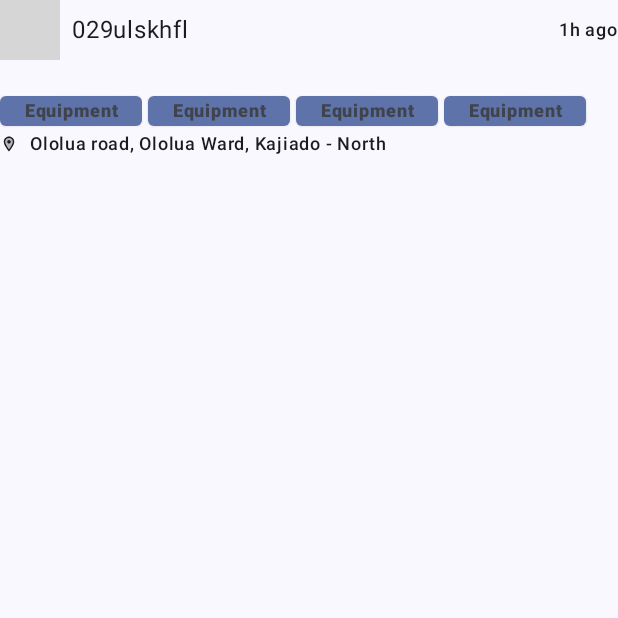
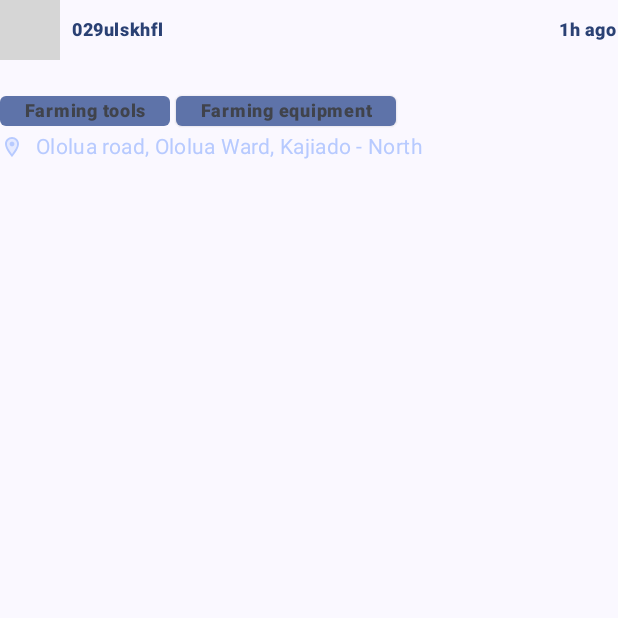
Before and after one commit to elc49/copod, an Android app built with Jetpack Compose: the composable ContentCard called with empty values, on a phone screen of 412 x 824 dp, the top half of it. Run offline under Robolectric (Android 15) with nearby library versions, the phone set to English and light mode, and no system bars; pictures from the network do not load; 2 statements that could not run were skipped; grey boxes are pictures that could not be loaded.

Commit message:
chore: cleanup

```diff
--- a/Giggy-Android/app/src/main/java/com/lomolo/giggy/compose/screens/DashboardScreen.kt
+++ b/Giggy-Android/app/src/main/java/com/lomolo/giggy/compose/screens/DashboardScreen.kt
@@ -40,7 +40,17 @@ import coil.request.ImageRequest
 import com.lomolo.giggy.R
 import com.lomolo.giggy.ui.theme.GiggyTheme
 import com.lomolo.giggy.ui.theme.inverseOnSurfaceLight
-import com.lomolo.giggy.ui.theme.surfaceDimLight
+
+data class Post(
+    val img: String,
+    val post: String,
+    val tags: List<String> = listOf(),
+)
+val testPost = Post(
+    "https://storage.googleapis.com/giggy-cloud-storage/download.jpeg",
+    "Got this beast from a local automaker. Such an awesome guy at the customer desk. Head in and ask for John Doe.",
+    listOf("Farming tools", "Farming equipment"),
+)
 
 @Composable
 fun DashboardScreen(
@@ -76,54 +86,34 @@ fun ContentCard(
             ) {
                 AsyncImage(
                     model = ImageRequest.Builder(context)
-                        .data("https://storage.googleapis.com/giggy-cloud-storage/download.jpeg")
+                        .data(testPost.img)
                         .crossfade(true)
                         .build(),
                     contentScale = ContentScale.Crop,
+                    placeholder = painterResource(id = R.drawable.loading_img),
                     modifier = Modifier
                         .size(40.dp)
                         .clip(CircleShape),
                     contentDescription = null
                 )
                 Text(
-                    text = "029ulskhfl"
+                    text = "029ulskhfl",
+                    style = MaterialTheme.typography.bodySmall,
+                    fontWeight = FontWeight.ExtraBold,
+                    color = MaterialTheme.colorScheme.primary
                 )
             }
             Text(
                 text = "1h ago",
-                style = MaterialTheme.typography.labelMedium,
+                style = MaterialTheme.typography.bodySmall,
+                fontWeight = FontWeight.ExtraBold,
+                color = MaterialTheme.colorScheme.primary
             )
         }
         Text(
             text = text,
             style = MaterialTheme.typography.bodyMedium
         )
-        Box {
-            // TODO trim extra lengthy tags
-            FlowRow {
-                repeat(4) {
-                    ElevatedSuggestionChip(
-                        shape = MaterialTheme.shapes.extraSmall,
-                        onClick = { /*TODO*/ },
-                        modifier = Modifier
-                            .padding(top = 4.dp, bottom = 4.dp, end = 4.dp)
-                            .height(20.dp),
-                        colors = SuggestionChipDefaults.elevatedSuggestionChipColors(
-                            containerColor = MaterialTheme.colorScheme.primaryContainer,
-                        ),
-                        label = {
-                            // TODO trim extra lengthy wording
-                            Text(
-                                "Equipment",
-                                textAlign = TextAlign.Center,
-                                style = MaterialTheme.typography.labelMedium,
-                                fontWeight = FontWeight.ExtraBold
-                            )
-                        }
-                    )
-                }
-            }
-        }
         if (images.isNotEmpty()) {
             Card(
                 modifier = Modifier
@@ -156,20 +146,46 @@ fun ContentCard(
                 }
             }
         }
+        Box {
+            // TODO trim extra lengthy tags
+            FlowRow {
+                testPost.tags.map {
+                    ElevatedSuggestionChip(
+                        shape = MaterialTheme.shapes.extraSmall,
+                        onClick = { /*TODO*/ },
+                        modifier = Modifier
+                            .padding(top = 4.dp, bottom = 4.dp, end = 4.dp)
+                            .height(20.dp),
+                        colors = SuggestionChipDefaults.elevatedSuggestionChipColors(
+                            containerColor = MaterialTheme.colorScheme.primaryContainer,
+                        ),
+                        label = {
+                            // TODO trim extra lengthy wording
+                            Text(
+                                it,
+                                textAlign = TextAlign.Center,
+                                style = MaterialTheme.typography.labelMedium,
+                                fontWeight = FontWeight.ExtraBold
+                            )
+                        }
+                    )
+                }
+            }
+        }
         Row(
             verticalAlignment = Alignment.CenterVertically,
             horizontalArrangement = Arrangement.spacedBy(8.dp)
         ) {
             Icon(
                 Icons.TwoTone.LocationOn,
-                modifier = Modifier.size(12.dp),
-                tint = surfaceDimLight,
+                modifier = Modifier.size(16.dp),
+                tint = MaterialTheme.colorScheme.inversePrimary,
                 contentDescription = null
             )
             Text(
                 text = "Ololua road, Ololua Ward, Kajiado - North",
-                style = MaterialTheme.typography.labelMedium,
-                color = surfaceDimLight
+                style = MaterialTheme.typography.bodyMedium,
+                color = MaterialTheme.colorScheme.inversePrimary
             )
         }
     }
@@ -180,9 +196,9 @@ internal fun Content(
     modifier: Modifier = Modifier
 ) {
     ContentCard(
-        text = "Got this beast from a local automaker. Such an awesome guy at the customer desk. Head in and ask for John Doe.",
+        text = testPost.post,
         images = listOf(
-            "https://storage.googleapis.com/giggy-cloud-storage/download.jpeg"
+            testPost.img
         )
     )
 }
```
